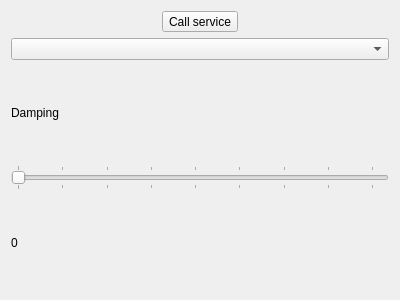
First picture: the form in resources/manipulator_dashboard.ui, repository ut-ims-robotics/manipulator_control_gui, before the edit.
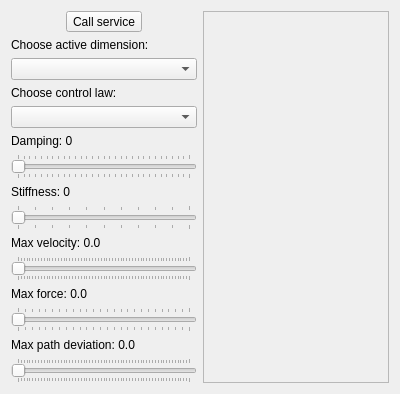
Second picture: the form after the edit.

Commit message: Add dashboard layout

Diff of the .ui file:
```diff
--- a/resources/manipulator_dashboard.ui
+++ b/resources/manipulator_dashboard.ui
@@ -14,7 +14,8 @@
     <property name="windowTitle">
       <string>Manipulator Dashboard</string>
     </property>
-
+    <layout class="QHBoxLayout" name="horizontalLayout">
+      <item>
     <layout class="QVBoxLayout" name="verticalLayout">
       <item>
         <layout class="QGridLayout" name="gridLayout">
@@ -34,6 +35,17 @@
         <layout class="QHBoxLayout" name="horizontalLayout">
           <item>
             <layout class="QVBoxLayout" name="verticalLayout">
+                  <!-- Active dimension -->
+                  <item>
+                    <widget class="QLabel" name="choose_dimension">
+                      <property name="toolTip">
+                        <string>Choose dimension</string>
+                      </property>
+                      <property name="text">
+                        <string>Choose active dimension:</string>
+                      </property>
+                    </widget>
+                  </item>
               <item>
                 <widget class="QComboBox" name="dimension_dropdown">
                 </widget>
@@ -41,45 +53,203 @@
               <item>
                 <widget class="QLabel" name="damping">
                   <property name="text">
-                    <string>Damping</string>
+                        <string>Choose control law:</string>
                   </property>
                 </widget>
               </item>
               <item>
-                <widget class="QSlider" name="damping_slider">
-                  <property name="minimum">
-                    <number>780</number>
-                  </property>
-                  <property name="maximum">
-                    <number>1600</number>
-                  </property>
-                  <property name="singleStep">
-                    <number>10</number>
-                  </property>
-                  <property name="pageStep">
-                    <number>100</number>
-                  </property>
-                  <property name="orientation">
-                    <enum>Qt::Horizontal</enum>
-                  </property>
-                  <property name="tickPosition">
-                    <enum>QSlider::TicksBothSides</enum>
-                  </property>
-                </widget>
-              </item>
+                    <widget class="QComboBox" name="control_law_dropdown">
+                    </widget>
+                  </item>
+                  <!-- Damping -->
               <item>
                 <widget class="QLabel" name="current_damping">
                   <property name="toolTip">
                     <string>Current damping</string>
                   </property>
                   <property name="text">
-                    <string>0</string>
+                        <string>Damping: 0</string>
                   </property>
                 </widget>
               </item>
+                  <item>
+                    <widget class="QSlider" name="damping_slider">
+                      <property name="minimum">
+                        <number>0</number>
+                      </property>
+                      <property name="maximum">
+                        <number>300</number>
+                      </property>
+                      <property name="singleStep">
+                        <number>1</number>
+                      </property>
+                      <property name="pageStep">
+                        <number>10</number>
+                      </property>
+                      <property name="orientation">
+                        <enum>Qt::Horizontal</enum>
+                      </property>
+                      <property name="tickPosition">
+                        <enum>QSlider::TicksBothSides</enum>
+                      </property>
+                    </widget>
+                  </item>
+
+                  <!-- Stiffness -->
+                  <item>
+                    <widget class="QLabel" name="current_stiffness">
+                      <property name="toolTip">
+                        <string>Current stiffness</string>
+                      </property>
+                      <property name="text">
+                        <string>Stiffness: 0</string>
+                      </property>
+                    </widget>
+                  </item>
+                  <item>
+                    <widget class="QSlider" name="stiffness_slider">
+                      <property name="minimum">
+                        <number>0</number>
+                      </property>
+                      <property name="maximum">
+                        <number>100</number>
+                      </property>
+                      <property name="singleStep">
+                        <number>1</number>
+                      </property>
+                      <property name="pageStep">
+                        <number>10</number>
+                      </property>
+                      <property name="orientation">
+                        <enum>Qt::Horizontal</enum>
+                      </property>
+                      <property name="tickPosition">
+                        <enum>QSlider::TicksBothSides</enum>
+                      </property>
+                    </widget>
+                  </item>
+
+                  <!-- Max velocity -->
+                  <item>
+                    <widget class="QLabel" name="current_max_velocity">
+                      <property name="toolTip">
+                        <string>Current max velocity</string>
+                      </property>
+                      <property name="text">
+                        <string>Max velocity: 0.0</string>
+                      </property>
+                    </widget>
+                  </item>
+                  <item>
+                    <widget class="QSlider" name="max_velocity_slider">
+                      <property name="minimum">
+                        <number>0</number>
+                      </property>
+                      <property name="maximum">
+                        <number>300</number>
+                      </property>
+                      <property name="singleStep">
+                        <number>5</number>
+                      </property>
+                      <property name="pageStep">
+                        <number>10</number>
+                      </property>
+                      <property name="orientation">
+                        <enum>Qt::Horizontal</enum>
+                      </property>
+                      <property name="tickPosition">
+                        <enum>QSlider::TicksBothSides</enum>
+                      </property>
+                    </widget>
+                  </item>
+
+                  <!-- Max force -->
+                  <item>
+                    <widget class="QLabel" name="current_max_force">
+                      <property name="toolTip">
+                        <string>Current max force</string>
+                      </property>
+                      <property name="text">
+                        <string>Max force: 0.0</string>
+                      </property>
+                    </widget>
+                  </item>
+                  <item>
+                    <widget class="QSlider" name="max_force_slider">
+                      <property name="minimum">
+                        <number>0</number>
+                      </property>
+                      <property name="maximum">
+                        <number>25</number>
+                      </property>
+                      <property name="singleStep">
+                        <number>1</number>
+                      </property>
+                      <property name="pageStep">
+                        <number>1</number>
+                      </property>
+                      <property name="orientation">
+                        <enum>Qt::Horizontal</enum>
+                      </property>
+                      <property name="tickPosition">
+                        <enum>QSlider::TicksBothSides</enum>
+                      </property>
+                    </widget>
+                  </item>
+
+                  <!-- Max path dev -->
+                  <item>
+                    <widget class="QLabel" name="current_max_path_dev">
+                      <property name="toolTip">
+                        <string>Current max path deviation</string>
+                      </property>
+                      <property name="text">
+                        <string>Max path deviation: 0.0</string>
+                      </property>
+                    </widget>
+                  </item>
+                  <item>
+                    <widget class="QSlider" name="max_path_dev_slider">
+                      <property name="minimum">
+                        <number>0</number>
+                      </property>
+                      <property name="maximum">
+                        <number>300</number>
+                      </property>
+                      <property name="singleStep">
+                        <number>5</number>
+                      </property>
+                      <property name="pageStep">
+                        <number>10</number>
+                      </property>
+                      <property name="orientation">
+                        <enum>Qt::Horizontal</enum>
+                      </property>
+                      <property name="tickPosition">
+                        <enum>QSlider::TicksBothSides</enum>
+                      </property>
+                    </widget>
+                  </item>
+
             </layout>
           </item>
         </layout>
+          </item>
+        </layout>
+      </item>
+
+      <item>
+        <widget class="QScrollArea" name="scrollArea">
+            <widget class="QLabel" name="overview">
+              <property name="toolTip">
+                <string>Overview of current state</string>
+              </property>
+              <property name="text">
+                <string>
+                </string>
+              </property>
+            </widget>
+        </widget>
       </item>
     </layout>
   </widget>
```
Left out of the diff: 6 changed lines with no effect on the pictures. Lines whose indentation alone changed are shown as unchanged. The commit also changes 1 other file.
